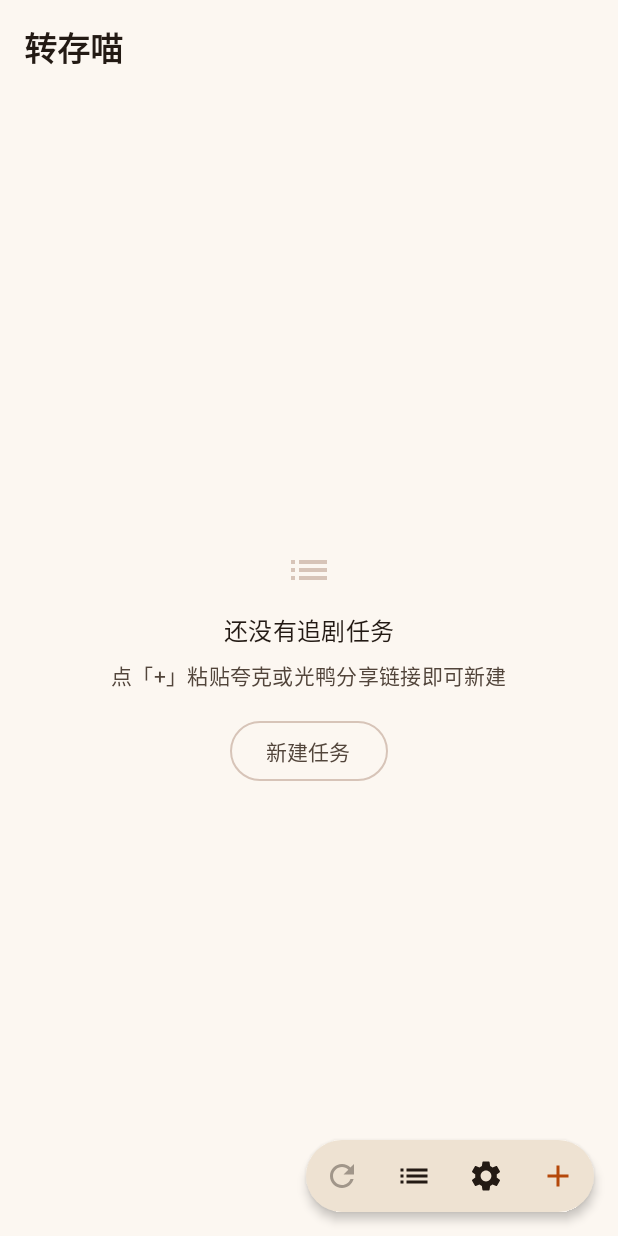
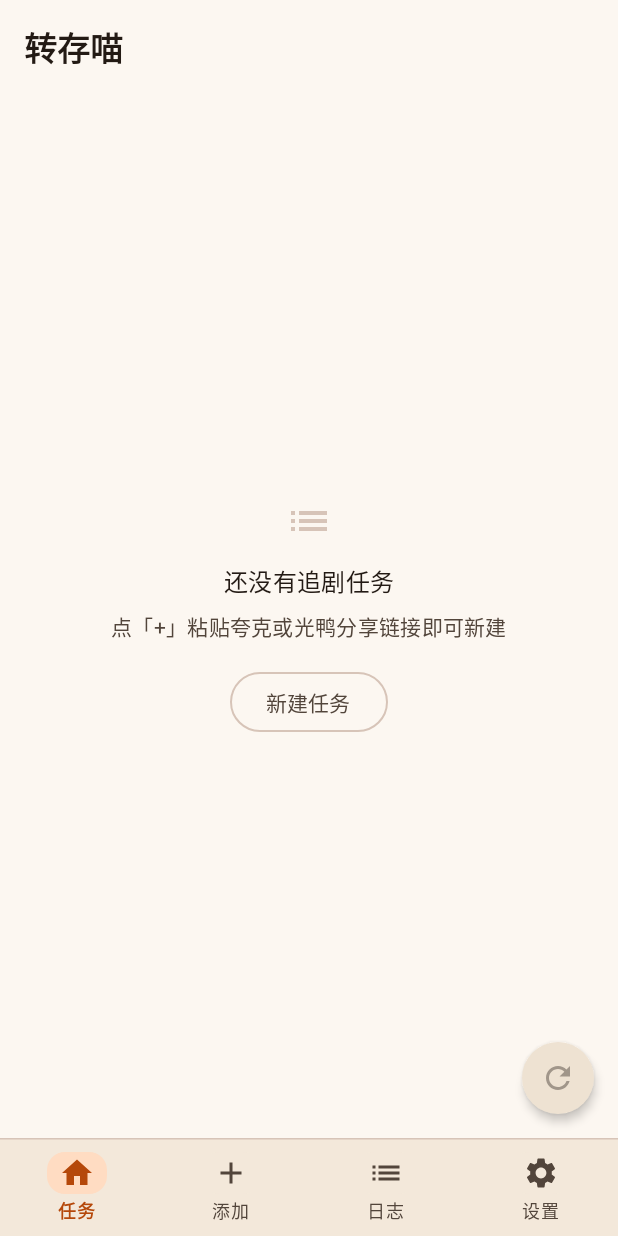
Before and after one commit to ASH-C776/zhuancun-miao, an Android app built with Jetpack Compose: the screen it shows after launch (MainActivity), on a phone screen of 412 x 824 dp. Run offline under Robolectric (Android 15) with nearby library versions, the phone set to English and light mode, and no system bars; our stand-ins replace Room's generated code; pictures from the network do not load; 3 statements that could not run were skipped.

Commit message:
Stage 22: 改为底栏四栏导航（任务/添加/日志/设置），主页仅留刷新按钮

```diff
--- /dev/null
+++ b/app/src/main/java/com/ashchan/cloudsaver/ui/AppTabBar.kt
@@ -0,0 +1,117 @@
+package com.ashchan.cloudsaver.ui
+
+import androidx.compose.foundation.background
+import androidx.compose.foundation.clickable
+import androidx.compose.foundation.layout.Arrangement
+import androidx.compose.foundation.layout.Box
+import androidx.compose.foundation.layout.Column
+import androidx.compose.foundation.layout.Row
+import androidx.compose.foundation.layout.fillMaxWidth
+import androidx.compose.foundation.layout.height
+import androidx.compose.foundation.layout.padding
+import androidx.compose.foundation.layout.size
+import androidx.compose.foundation.layout.width
+import androidx.compose.foundation.layout.windowInsetsPadding
+import androidx.compose.foundation.layout.WindowInsets
+import androidx.compose.foundation.layout.navigationBars
+import androidx.compose.foundation.shape.RoundedCornerShape
+import androidx.compose.material.icons.Icons
+import androidx.compose.material.icons.filled.Add
+import androidx.compose.material.icons.filled.Home
+import androidx.compose.material.icons.filled.List
+import androidx.compose.material.icons.filled.Settings
+import androidx.compose.material3.HorizontalDivider
+import androidx.compose.material3.Icon
+import androidx.compose.material3.MaterialTheme
+import androidx.compose.material3.Surface
+import androidx.compose.material3.Text
+import androidx.compose.runtime.Composable
+import androidx.compose.ui.Alignment
+import androidx.compose.ui.Modifier
+import androidx.compose.ui.graphics.vector.ImageVector
+import androidx.compose.ui.text.font.FontWeight
+import androidx.compose.ui.unit.dp
+
+/**
+ * 底栏四个主栏目。名称统一 2 字：任务 / 添加 / 日志 / 设置。
+ * 图标引用的是 material-icons-core 里已有的四个，不额外引扩展库。
+ */
+enum class MainTab(val label: String, val icon: ImageVector) {
+    TASKS("任务", Icons.Filled.Home),
+    ADD("添加", Icons.Filled.Add),
+    RUNLOG("日志", Icons.Filled.List),
+    SETTINGS("设置", Icons.Filled.Settings),
+}
+
+/**
+ * 传统 App 式底栏（参考微信）：四个等宽栏目，选中项用主色图标 + 主色文字 +
+ * 图标底下的一小块主色浅底，未选中为弱色。高度 64dp（另加系统手势条避让）。
+ */
+@Composable
+fun AppTabBar(
+    selected: MainTab,
+    onSelect: (MainTab) -> Unit,
+    modifier: Modifier = Modifier,
+) {
+    Surface(
+        modifier = modifier.fillMaxWidth(),
+        color = MaterialTheme.colorScheme.surfaceContainer,
+    ) {
+        Column {
+            HorizontalDivider(color = MaterialTheme.colorScheme.outlineVariant)
+            Row(
+                modifier = Modifier
+                    .fillMaxWidth()
+                    .windowInsetsPadding(WindowInsets.navigationBars)
+                    .height(64.dp),
+                verticalAlignment = Alignment.CenterVertically,
+            ) {
+                MainTab.entries.forEach { tab ->
+                    val active = tab == selected
+                    val iconColor = if (active) MaterialTheme.colorScheme.primary
+                    else MaterialTheme.colorScheme.onSurfaceVariant
+                    val labelColor = iconColor
+                    Box(
+                        modifier = Modifier
+                            .weight(1f)
+                            .height(64.dp)
+                            .clickable { if (!active) onSelect(tab) },
+                        contentAlignment = Alignment.Center,
+                    ) {
+                        Column(
+                            horizontalAlignment = Alignment.CenterHorizontally,
+                            verticalArrangement = Arrangement.Center,
+                        ) {
+                            // 选中态的最小指示块：图标下的浅色胶囊底
+                            Box(
+                                modifier = Modifier
+                                    .width(40.dp)
+                                    .height(28.dp)
+                                    .background(
+                                        color = if (active) MaterialTheme.colorScheme.primaryContainer
+                                        else MaterialTheme.colorScheme.surfaceContainer,
+                                        shape = RoundedCornerShape(12.dp),
+                                    ),
+                                contentAlignment = Alignment.Center,
+                            ) {
+                                Icon(
+                                    imageVector = tab.icon,
+                                    contentDescription = tab.label,
+                                    tint = iconColor,
+                                    modifier = Modifier.size(24.dp),
+                                )
+                            }
+                            Text(
+                                text = tab.label,
+                                style = MaterialTheme.typography.bodySmall,
+                                color = labelColor,
+                                fontWeight = if (active) FontWeight.SemiBold else FontWeight.Normal,
+                                modifier = Modifier.padding(top = 2.dp),
+                            )
+                        }
+                    }
+                }
+            }
+        }
+    }
+}
--- a/app/src/main/java/com/ashchan/cloudsaver/ui/tasks/TaskListScreen.kt
+++ b/app/src/main/java/com/ashchan/cloudsaver/ui/tasks/TaskListScreen.kt
@@ -87,6 +87,7 @@ fun TaskListScreen(
     onOpenNewTask: () -> Unit = {},
     onOpenEdit: (TaskEntity) -> Unit = {},
     startWithNewTaskDialog: Boolean = false,
+    onSelectTab: (com.ashchan.cloudsaver.ui.MainTab) -> Unit = {},
 ) {
     val cards by viewModel.cards.collectAsStateWithLifecycle()
     val toast by viewModel.toast.collectAsStateWithLifecycle()
@@ -126,14 +127,13 @@ fun TaskListScreen(
                 ),
             )
         },
-        // 右下拇指区：一个横向胶囊，四键并排「刷新 / 日志 / 设置 / +」
+        // 主页只保留一个动作：「全部检测」的圆形按钮，悬在底栏上方靠右下
         floatingActionButton = {
             Surface(
                 shape = RoundedCornerShape(24.dp),
                 color = MaterialTheme.colorScheme.surfaceContainerHigh,
                 shadowElevation = 4.dp,
             ) {
-                Row(verticalAlignment = Alignment.CenterVertically) {
                 IconButton(
                     onClick = { viewModel.runAll() },
                     enabled = cards.isNotEmpty() && running.isEmpty(),
@@ -152,40 +152,13 @@ fun TaskListScreen(
                         )
                     }
                 }
-                    IconButton(
-                        onClick = onOpenHistory,
-                        modifier = Modifier.size(48.dp),
-                    ) {
-                        Icon(
-                            Icons.Filled.List,
-                            contentDescription = "运行日志",
-                            modifier = Modifier.size(24.dp),
+            }
+        },
+        bottomBar = {
+            com.ashchan.cloudsaver.ui.AppTabBar(
+                selected = com.ashchan.cloudsaver.ui.MainTab.TASKS,
+                onSelect = onSelectTab,
             )
-                    }
-                    IconButton(
-                        onClick = onOpenSettings,
-                        modifier = Modifier.size(48.dp),
-                    ) {
-                        Icon(
-                            Icons.Filled.Settings,
-                            contentDescription = "设置",
-                            modifier = Modifier.size(24.dp),
-                        )
-                    }
-                    // 主操作「+」与前三键同尺寸同色，靠主色图标区分主次
-                    IconButton(
-                        onClick = onOpenNewTask,
-                        modifier = Modifier.size(48.dp),
-                    ) {
-                        Icon(
-                            Icons.Filled.Add,
-                            contentDescription = "新增任务",
-                            tint = MaterialTheme.colorScheme.primary,
-                            modifier = Modifier.size(24.dp),
-                        )
-                    }
-                }
-            }
         },
         snackbarHost = { SnackbarHost(snackbar) },
     ) { padding ->
```
Also changed, not shown: app/src/main/java/com/ashchan/cloudsaver/ui/AppScreens.kt (+24 -2 lines), app/src/main/java/com/ashchan/cloudsaver/ui/tasks/NewTaskScreen.kt (+8 -2 lines), app/src/main/java/com/ashchan/cloudsaver/ui/tasks/RunLogScreen.kt (+7 -5 lines), 10 other files. Lines whose indentation alone changed are shown as unchanged.
